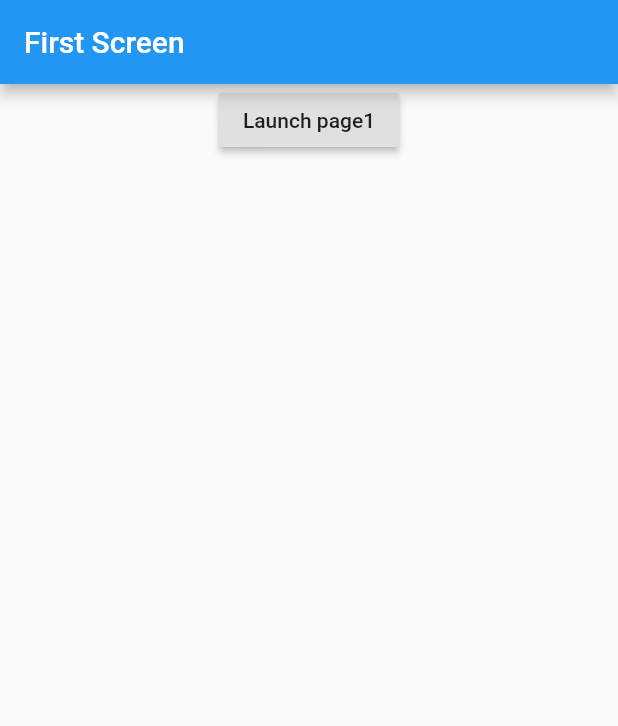
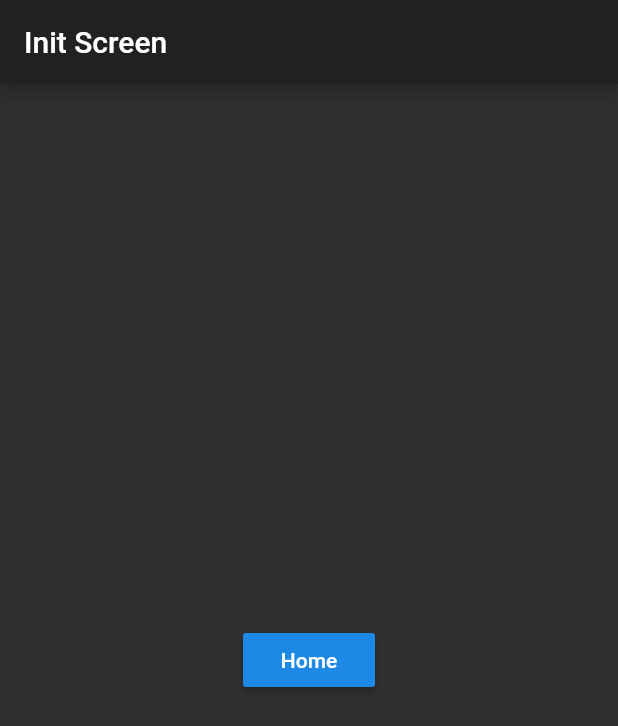
Before and after one commit to okomeee/imahima, a Flutter app: the screen it shows after launch, on a phone screen of 412 x 824 dp. Shown: the top 726 px of the screen. Run offline on Flutter 3.47's test engine with Material 2 defaults, Android fonts, the phone set to English and light mode, and no system bars.

Commit message:
ちょこっと修正＆DarkMode

```diff
--- a/lib/main.dart
+++ b/lib/main.dart
@@ -1,10 +1,5 @@
 import 'package:flutter/material.dart';
 import 'pages/init.dart';
-import 'pages/page1.dart';
-import 'pages/page2.dart';
-import 'pages/page3.dart';
-import 'pages/home.dart';
-
 
 void main() {
   runApp(App());
@@ -18,11 +13,8 @@ class App extends StatelessWidget {
       initialRoute: '/',//最初のページを指定
       routes: <String, WidgetBuilder>{
         '/': (_) => new InitScreen(),
-      '/home':(_) => new HomeScreen(),
-      '/page1': (_) => new FirstScreen(),
-      '/page2': (_) => new SecondScreen(),
-      '/page3': (_) => new ThirdScreen(),
-    }
+      },
+      theme: new ThemeData.dark(),
     );
   }
 }
--- a/lib/pages/init.dart
+++ b/lib/pages/init.dart
@@ -1,4 +1,5 @@
 import 'package:flutter/material.dart';
+import 'home.dart';
 
 class InitScreen extends StatefulWidget {
   @override
@@ -10,20 +11,18 @@ class _InitScreenState extends State<InitScreen>  {
   Widget build(BuildContext context) {
     return Scaffold(
       appBar: AppBar(
-        title: Text('First Screen'),
+        title: Text('Init Screen'),
       ),
       body: Center(
-        child: Column(
-          children: <Widget>[
-            RaisedButton(
-              child: Text('Launch page1'),
-              onPressed: () {
-                // Navigate to the second screen using a named route
-                Navigator.of(context).pushNamed("/home");
-              },
-            )
-          ]
-        )
+        child: Center(
+          child: RaisedButton(
+            child: Text('Home'),
+            onPressed: () {
+              Route route = MaterialPageRoute(builder: (context) => HomeScreen());
+              Navigator.pushReplacement(context, route);
+            },
+          ),
+        ),
       ),
     );
   }
```
Also changed, not shown: lib/pages/home.dart (+4 -7 lines), lib/pages/page1.dart (+1 -7 lines), lib/pages/page2.dart (+1 -7 lines), lib/pages/page3.dart (+1 -6 lines), 1 other file. Lines whose indentation alone changed are shown as unchanged.
